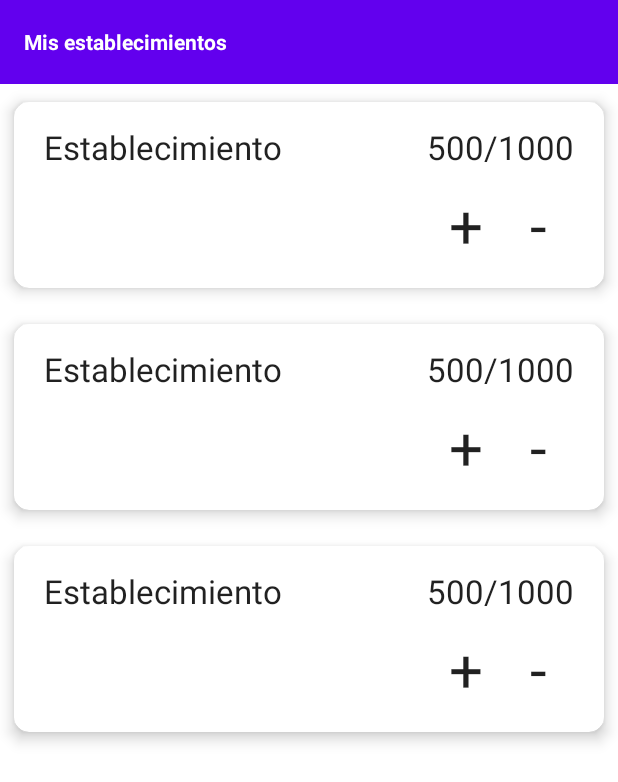
After one commit to Mjic99/AndroidCrowdControl, an Android app: the layout activity_my_locations.xml on its own in the app's theme, with its tools: preview values and no code run, on a phone screen of 412 x 824 dp. The commit adds this screen. Shown: the top 782 px of the screen. Run offline under Robolectric (Android 15) with nearby library versions, the phone set to English and light mode, and no system bars.

Commit message:
My locations activity

```diff
--- a/app/build.gradle
+++ b/app/build.gradle
@@ -45,6 +45,7 @@ dependencies {
     implementation 'com.google.firebase:firebase-auth-ktx'
     implementation 'com.google.firebase:firebase-firestore-ktx'
     implementation 'com.github.bumptech.glide:glide:4.12.0'
+    implementation 'androidx.cardview:cardview:1.0.0'
     annotationProcessor 'com.github.bumptech.glide:compiler:4.12.0'
     testImplementation 'junit:junit:4.+'
     androidTestImplementation 'androidx.test.ext:junit:1.1.2'
--- a/app/src/main/AndroidManifest.xml
+++ b/app/src/main/AndroidManifest.xml
@@ -11,10 +11,13 @@
         android:roundIcon="@mipmap/ic_launcher_round"
         android:supportsRtl="true"
         android:theme="@style/Theme.InocenteMontemayorCrowdControl">
+        <activity android:name=".MyLocationsActivity"></activity>
         <activity android:name=".RegisterActivity" />
+
         <meta-data
             android:name="com.google.android.geo.API_KEY"
             android:value="@string/google_maps_key" />
+
         <activity android:name=".LocationActivity" />
         <activity
             android:name=".MapsActivity"
--- /dev/null
+++ b/app/src/main/java/com/example/inocentemontemayorcrowdcontrol/models/beans/User.kt
@@ -0,0 +1,3 @@
+package com.example.inocentemontemayorcrowdcontrol.models.beans
+
+data class User (val type: String)
--- /dev/null
+++ b/app/src/main/res/layout/activity_my_locations.xml
@@ -0,0 +1,31 @@
+<?xml version="1.0" encoding="utf-8"?>
+<LinearLayout xmlns:android="http://schemas.android.com/apk/res/android"
+    xmlns:app="http://schemas.android.com/apk/res-auto"
+    xmlns:tools="http://schemas.android.com/tools"
+    android:layout_width="match_parent"
+    android:layout_height="match_parent"
+    android:orientation="vertical"
+    tools:context=".MyLocationsActivity">
+    <androidx.appcompat.widget.Toolbar
+        android:layout_width="match_parent"
+        android:layout_height="?attr/actionBarSize"
+        android:background="?attr/colorPrimary">
+        <TextView
+            android:id="@+id/location_name"
+            android:layout_width="wrap_content"
+            android:layout_height="wrap_content"
+            android:layout_gravity="start"
+            android:ellipsize="end"
+            android:gravity="center"
+            android:maxLines="1"
+            android:text="Mis establecimientos"
+            android:textAppearance="@android:style/TextAppearance.WindowTitle"
+            android:visibility="visible" />
+    </androidx.appcompat.widget.Toolbar>
+    <androidx.recyclerview.widget.RecyclerView
+        android:id="@+id/locations_list"
+        app:layoutManager="androidx.recyclerview.widget.LinearLayoutManager"
+        android:layout_width="match_parent"
+        android:layout_height="match_parent"
+        tools:listitem="@layout/location_item"/>
+</LinearLayout>
--- /dev/null
+++ b/app/src/main/res/layout/location_item.xml
@@ -0,0 +1,54 @@
+<?xml version="1.0" encoding="utf-8"?>
+<androidx.cardview.widget.CardView
+    xmlns:android="http://schemas.android.com/apk/res/android"
+    xmlns:app="http://schemas.android.com/apk/res-auto"
+    android:layout_width="wrap_content"
+    android:layout_height="wrap_content"
+    app:cardUseCompatPadding="true"
+    app:cardElevation="6dp"
+    app:cardCornerRadius="10dp" >
+
+    <RelativeLayout
+        android:id="@+id/location_container"
+        android:layout_width="match_parent"
+        android:layout_height="wrap_content"
+        android:paddingHorizontal="20dp"
+        android:paddingVertical="15dp">
+        <TextView
+            android:id="@+id/location_item_name"
+            android:layout_width="wrap_content"
+            android:layout_height="wrap_content"
+            android:text="Establecimiento"
+            android:textAppearance="@style/TextAppearance.AppCompat.Large"/>
+        <TextView
+            android:id="@+id/location_numbers"
+            android:layout_width="wrap_content"
+            android:layout_height="wrap_content"
+            android:text="500/1000"
+            android:layout_alignParentRight="true"
+            android:textAppearance="@style/TextAppearance.AppCompat.Large"
+            android:layout_alignBaseline="@id/location_item_name"/>
+        <TextView
+            android:id="@+id/plus_button"
+            style="@style/Widget.AppCompat.ActionButton"
+            android:layout_width="wrap_content"
+            android:layout_height="wrap_content"
+            android:layout_toLeftOf="@+id/minus_button"
+            android:layout_alignBaseline="@+id/minus_button"
+            android:text="+"
+            android:textSize="40sp"
+            android:textAppearance="@style/TextAppearance.AppCompat.Large"/>
+        <TextView
+            android:id="@+id/minus_button"
+            style="@style/Widget.AppCompat.ActionButton"
+            android:layout_width="wrap_content"
+            android:layout_height="wrap_content"
+            android:layout_below="@+id/location_numbers"
+            android:layout_marginTop="10dp"
+            android:text="-"
+            android:textSize="40sp"
+            android:layout_alignParentRight="true"
+            android:textAppearance="@style/TextAppearance.AppCompat.Large"/>
+    </RelativeLayout>
+
+</androidx.cardview.widget.CardView>
```
Also changed, not shown: app/src/main/java/com/example/inocentemontemayorcrowdcontrol/LoginActivity.kt (+11 -3 lines), app/src/main/java/com/example/inocentemontemayorcrowdcontrol/MyLocationsActivity.kt (added, +46 -0 lines), app/src/main/java/com/example/inocentemontemayorcrowdcontrol/adapters/LocationsAdapter.kt (added, +78 -0 lines), app/src/main/java/com/example/inocentemontemayorcrowdcontrol/models/firebase/FirebaseLocationDAO.kt (+25 -0 lines), app/src/main/java/com/example/inocentemontemayorcrowdcontrol/models/firebase/FirebaseUserDAO.kt (added, +24 -0 lines).
